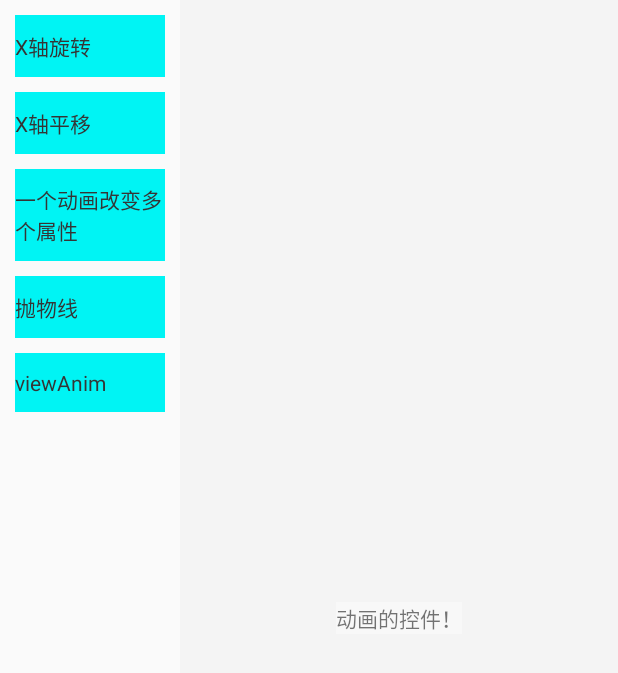
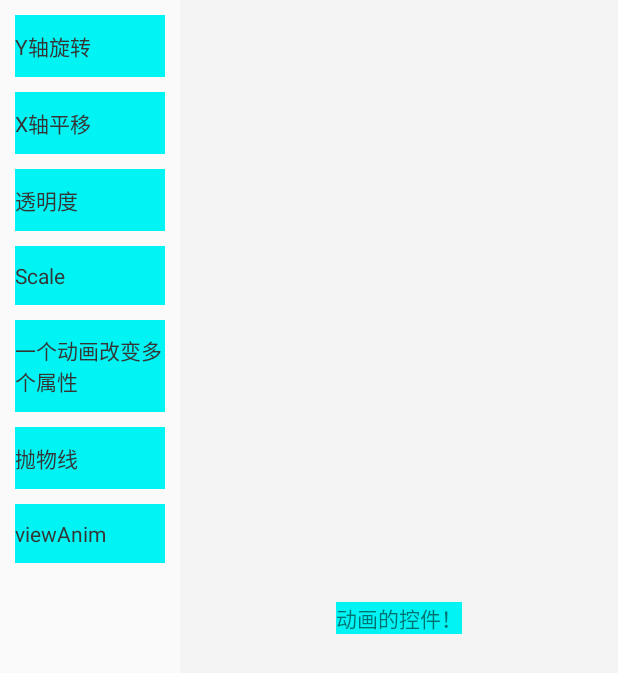
Before and after one commit to nicolechen325/AppAnimation, an Android app: the PropertyAnimActivity screen opened directly, with no data from a screen before it, on a phone screen of 412 x 824 dp. Shown: the top 673 px of the screen. Run offline under Robolectric (Android 15) with nearby library versions, the phone set to English and light mode, and no system bars.

Commit message:
基础动画添加

```diff
--- a/app/src/main/res/layout/act_pro_anim_sample.xml
+++ b/app/src/main/res/layout/act_pro_anim_sample.xml
@@ -19,7 +19,7 @@
                 android:layout_height="wrap_content"
                 android:background="#00f4f4"
                 android:paddingVertical="10dp"
-                android:text="X轴旋转"
+                android:text="Y轴旋转"
                 android:textColor="#353535" />
 
             <TextView
@@ -30,6 +30,26 @@
                 android:background="#00f4f4"
                 android:paddingVertical="10dp"
                 android:text="X轴平移"
+                android:textColor="#353535" />
+
+            <TextView
+                android:id="@+id/btn_alpha"
+                android:layout_width="match_parent"
+                android:layout_height="wrap_content"
+                android:layout_marginTop="10dp"
+                android:background="#00f4f4"
+                android:paddingVertical="10dp"
+                android:text="透明度"
+                android:textColor="#353535" />
+
+            <TextView
+                android:id="@+id/btn_scale"
+                android:layout_width="match_parent"
+                android:layout_height="wrap_content"
+                android:layout_marginTop="10dp"
+                android:background="#00f4f4"
+                android:paddingVertical="10dp"
+                android:text="Scale"
                 android:textColor="#353535" />
 
             <TextView
@@ -59,8 +79,8 @@
                 android:layout_width="match_parent"
                 android:layout_height="wrap_content"
                 android:layout_marginTop="10dp"
+                android:background="#00f4f4"
                 android:paddingVertical="10dp"
-                android:background="#00f4f4"
                 android:text="viewAnim"
                 android:textColor="#353535" />
         </LinearLayout>
@@ -78,7 +98,7 @@
             android:layout_width="wrap_content"
             android:layout_height="wrap_content"
             android:layout_gravity="center"
-            android:background="#f8f8f8"
+            android:background="#00f4f4"
             android:text="动画的控件！" />
 
         <TextView
```
Also changed, not shown: app/src/main/java/com/set/anim/sample/PropertyAnimActivity.java (+73 -25 lines).
